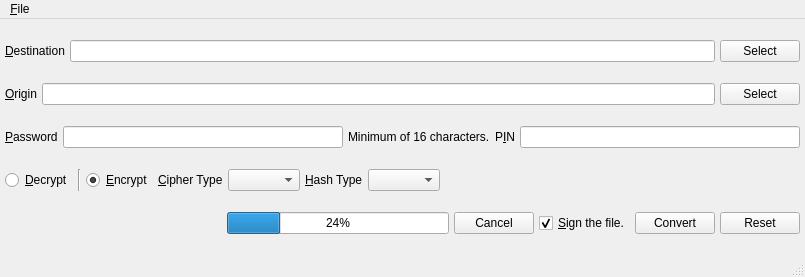
Above: UI/encryptfile.ui from xloem/spot-on-svn before the change. Below: the same form after it.
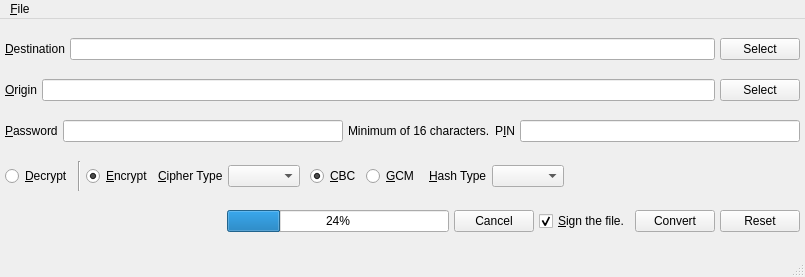
That is the form after the change. Icons and pictures are not drawn.

```diff
--- a/UI/encryptfile.ui
+++ b/UI/encryptfile.ui
@@ -24,6 +24,9 @@
     </property>
     <item>
      <layout class="QHBoxLayout" name="horizontalLayout_3">
+      <property name="spacing">
+       <number>5</number>
+      </property>
       <item>
        <widget class="QLabel" name="label_8">
         <property name="text">
@@ -48,6 +51,9 @@
     </item>
     <item>
      <layout class="QHBoxLayout" name="horizontalLayout">
+      <property name="spacing">
+       <number>5</number>
+      </property>
       <item>
        <widget class="QLabel" name="label">
         <property name="text">
@@ -72,6 +78,9 @@
     </item>
     <item>
      <layout class="QHBoxLayout" name="horizontalLayout_2">
+      <property name="spacing">
+       <number>5</number>
+      </property>
       <item>
        <widget class="QLabel" name="label_2">
         <property name="text">
@@ -153,6 +162,41 @@
         </property>
        </widget>
       </item>
+      <item>
+       <widget class="QFrame" name="frame">
+        <property name="frameShape">
+         <enum>QFrame::NoFrame</enum>
+        </property>
+        <property name="frameShadow">
+         <enum>QFrame::Raised</enum>
+        </property>
+        <layout class="QHBoxLayout" name="horizontalLayout_8">
+         <property name="spacing">
+          <number>5</number>
+         </property>
+         <property name="margin">
+          <number>5</number>
+         </property>
+         <item>
+          <widget class="QRadioButton" name="cbc">
+           <property name="text">
+            <string>&amp;CBC</string>
+           </property>
+           <property name="checked">
+            <bool>true</bool>
+           </property>
+          </widget>
+         </item>
+         <item>
+          <widget class="QRadioButton" name="gcm">
+           <property name="text">
+            <string>&amp;GCM</string>
+           </property>
+          </widget>
+         </item>
+        </layout>
+       </widget>
+      </item>
       <item>
        <widget class="QLabel" name="label_4">
         <property name="text">
```
Left out of the diff: 2 changed lines with no effect on the pictures.
